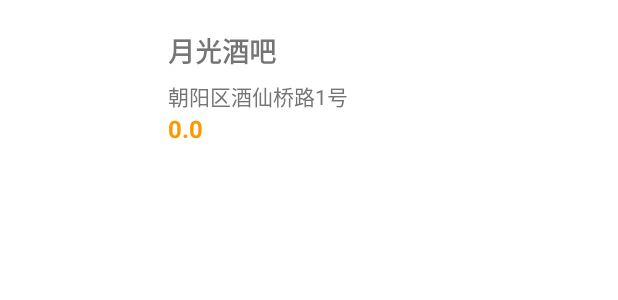
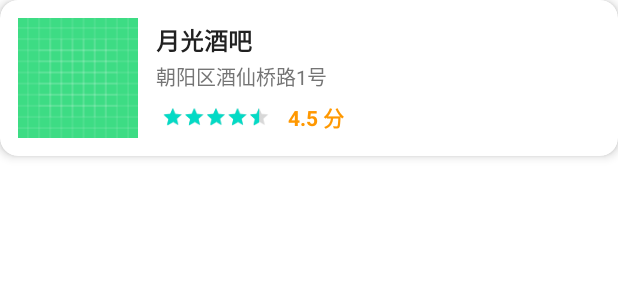
Before and after one commit to lu-kai-2002/AndroidFinalproject, an Android app: the layout item_leaderboard.xml on its own in the app's theme, with its tools: preview values and no code run, on a phone screen of 412 x 824 dp. Shown: the top 300 px of the screen. Run offline under Robolectric (Android 15) with nearby library versions, the phone set to English and light mode, and no system bars.

Commit message:
Merge remote-tracking branch 'origin/master'

```diff
--- /dev/null
+++ b/app/src/main/res/drawable/rounded_image_bg.xml
@@ -0,0 +1,5 @@
+<shape xmlns:android="http://schemas.android.com/apk/res/android"
+    android:shape="rectangle">
+    <corners android:radius="12dp" />
+    <solid android:color="@android:color/white" />
+</shape>
--- a/app/src/main/res/layout/item_leaderboard.xml
+++ b/app/src/main/res/layout/item_leaderboard.xml
@@ -1,68 +1,88 @@
 <?xml version="1.0" encoding="utf-8"?>
-<LinearLayout xmlns:android="http://schemas.android.com/apk/res/android"
-    xmlns:tools="http://schemas.android.com/tools"
+<androidx.cardview.widget.CardView xmlns:android="http://schemas.android.com/apk/res/android"
+    xmlns:card_view="http://schemas.android.com/apk/res-auto"
     android:layout_width="match_parent"
-    android:layout_height="110dp"
+    android:layout_height="wrap_content"
+    android:layout_marginBottom="12dp"
+    card_view:cardCornerRadius="12dp"
+    card_view:cardElevation="4dp"
+    android:foreground="?android:attr/selectableItemBackground"
+    android:clickable="true">
+
+    <LinearLayout
+        android:layout_width="match_parent"
+        android:layout_height="wrap_content"
+        android:padding="12dp"
         android:orientation="horizontal"
-    android:padding="16dp"
-    android:background="?android:attr/selectableItemBackground"
-    android:baselineAligned="false">
+        android:gravity="center_vertical">
 
-
+        <!-- 酒吧图片 -->
         <ImageView
             android:id="@+id/iv_bar"
             android:layout_width="80dp"
             android:layout_height="80dp"
-android:layout_marginTop="5dp"
             android:scaleType="centerCrop"
-android:contentDescription="@string/bar_image"/>
+            android:src="@drawable/ic_launcher_background"
+            android:layout_marginEnd="12dp"
+            android:background="@drawable/rounded_image_bg" />
 
-
+        <!-- 信息区 -->
         <LinearLayout
             android:layout_width="0dp"
-android:layout_height="match_parent"
+            android:layout_height="wrap_content"
             android:layout_weight="1"
-android:orientation="vertical"
-android:paddingStart="16dp"
-android:paddingTop="4dp">
+            android:orientation="vertical">
 
-<!-- 名称（增加行高） -->
+            <!-- 名称 -->
             <TextView
                 android:id="@+id/tv_name"
-        android:layout_width="match_parent"
+                android:layout_width="wrap_content"
                 android:layout_height="wrap_content"
-        android:ellipsize="end"
-        android:lineSpacingExtra="2dp"
-        android:maxLines="1"
-        android:textSize="18sp"
+                android:text="月光酒吧"
+                android:textColor="#212121"
                 android:textStyle="bold"
-        tools:text="月光酒吧" />
+                android:textSize="16sp" />
 
-    <!-- 地址（调整颜色和间距） -->
+            <!-- 地址 -->
             <TextView
                 android:id="@+id/tv_address"
-        android:layout_width="match_parent"
+                android:layout_width="wrap_content"
                 android:layout_height="wrap_content"
+                android:text="朝阳区酒仙桥路1号"
+                android:textColor="#757575"
+                android:textSize="13sp"
+                android:layout_marginTop="2dp" />
+
+            <!-- 评分 -->
+            <LinearLayout
+                android:layout_width="wrap_content"
+                android:layout_height="wrap_content"
+                android:orientation="horizontal"
                 android:layout_marginTop="6dp"
-        android:ellipsize="end"
-        android:maxLines="1"
-        android:textColor="#757575"
-        tools:text="朝阳区酒仙桥路1号" />
+                android:gravity="center_vertical">
 
-    <!-- 评分区域（独立布局+图标+数值） -->
-
-
-
+                <RatingBar
+                    android:id="@+id/ratingBar"
+                    android:layout_width="wrap_content"
+                    android:layout_height="wrap_content"
+                    android:isIndicator="true"
+                    android:numStars="5"
+                    android:stepSize="0.5"
+                    android:rating="4.5"
+                    android:scaleX="0.9"
+                    android:scaleY="0.9"
+                    android:layout_marginEnd="8dp"
+                    style="@style/Widget.AppCompat.RatingBar.Small" />
 
                 <TextView
                     android:id="@+id/tv_rating"
                     android:layout_width="wrap_content"
                     android:layout_height="wrap_content"
+                    android:text="4.5 分"
                     android:textColor="#FF9800"
-            android:textSize="16sp"
-            android:textStyle="bold"
-            android:text="评分：4.5（20人）"
-            tools:text="0.0" />
-
+                    android:textSize="14sp"
+                    android:textStyle="bold" />
             </LinearLayout>
         </LinearLayout>
+    </LinearLayout>
+</androidx.cardview.widget.CardView>
```
Also changed, not shown: app/src/main/java/com/example/finalproject/ui/post/PostFragment.java (+15 -25 lines), app/src/main/res/layout/fragment_dashboard.xml (+23 -14 lines), app/src/main/res/layout/fragment_post.xml (+20 -26 lines), app/src/main/res/menu/bottom_nav_menu.xml (+6 -5 lines). Lines whose indentation alone changed are shown as unchanged.
